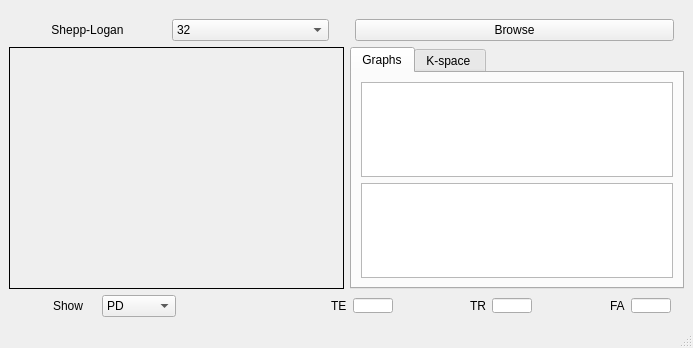
youssefgamal84/MRI-task-3, file MRI-/MRI.ui: the form before one commit.
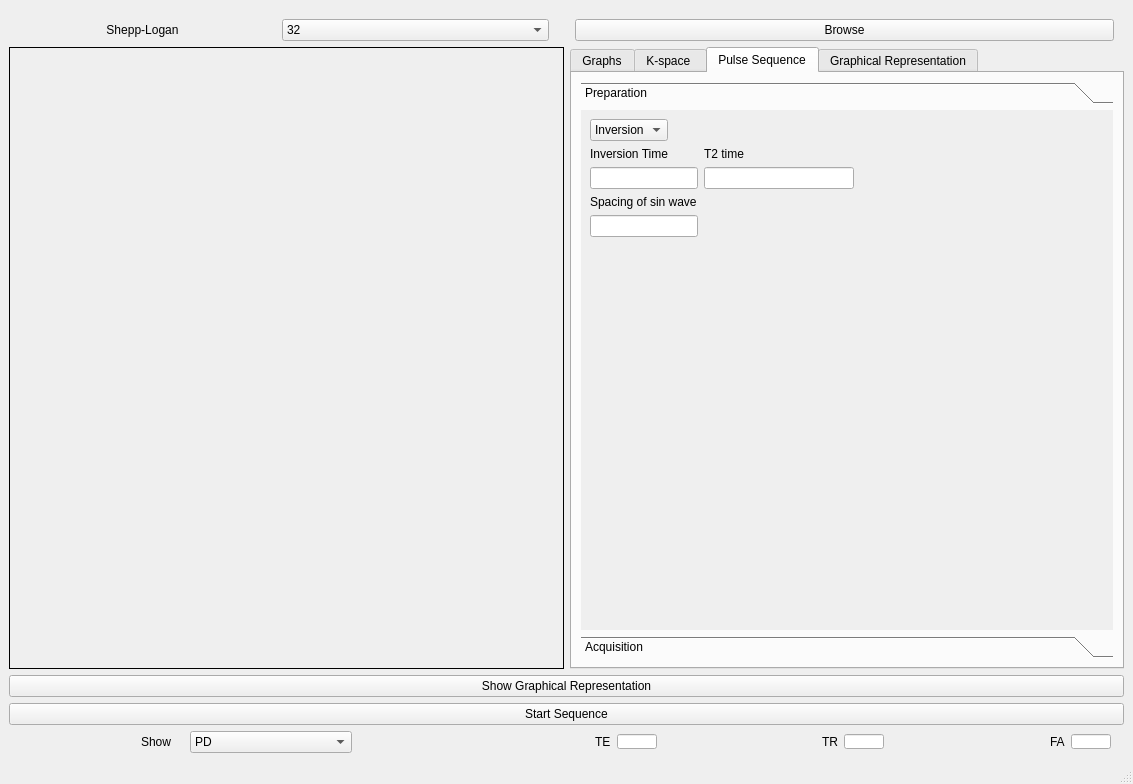
The form after the commit. The open tabs and pages were chosen to show the change. Custom widgets are drawn as their Qt base class.

Commit message: Added graphical rep and modified GUI

Diff of the .ui file:
```diff
--- a/MRI-/MRI.ui
+++ b/MRI-/MRI.ui
@@ -6,8 +6,8 @@
    <rect>
     <x>0</x>
     <y>0</y>
-    <width>693</width>
-    <height>348</height>
+    <width>1133</width>
+    <height>784</height>
    </rect>
   </property>
   <property name="windowTitle">
@@ -160,7 +160,7 @@
       <item>
        <widget class="QTabWidget" name="tabWidget">
         <property name="currentIndex">
-         <number>0</number>
+         <number>2</number>
         </property>
         <widget class="QWidget" name="tabGraph">
          <attribute name="title">
@@ -233,19 +233,180 @@
             </item>
            </layout>
           </item>
-          <item>
-           <widget class="QPushButton" name="startSeq">
-            <property name="text">
-             <string>Start Sequence</string>
+         </layout>
+        </widget>
+        <widget class="QWidget" name="tab_5">
+         <attribute name="title">
+          <string>Pulse Sequence</string>
+         </attribute>
+         <layout class="QGridLayout" name="gridLayout">
+          <item row="0" column="0">
+           <widget class="QToolBox" name="toolBox">
+            <property name="currentIndex">
+             <number>1</number>
             </property>
+            <widget class="QWidget" name="page">
+             <property name="geometry">
+              <rect>
+               <x>0</x>
+               <y>0</y>
+               <width>531</width>
+               <height>492</height>
+              </rect>
+             </property>
+             <attribute name="label">
+              <string>Preparation</string>
+             </attribute>
+             <layout class="QFormLayout" name="formLayout">
+              <item row="0" column="0">
+               <widget class="QComboBox" name="prepSelc">
+                <item>
+                 <property name="text">
+                  <string>Inversion</string>
+                 </property>
+                </item>
+                <item>
+                 <property name="text">
+                  <string>T2prep</string>
+                 </property>
+                </item>
+                <item>
+                 <property name="text">
+                  <string>Tagging</string>
+                 </property>
+                </item>
+               </widget>
+              </item>
+              <item row="2" column="0">
+               <widget class="QLabel" name="InvTimeText">
+                <property name="maximumSize">
+                 <size>
+                  <width>16777215</width>
+                  <height>20</height>
+                 </size>
+                </property>
+                <property name="text">
+                 <string>Inversion Time</string>
+                </property>
+               </widget>
+              </item>
+              <item row="3" column="0">
+               <widget class="QLineEdit" name="Invtime"/>
+              </item>
+              <item row="3" column="1">
+               <widget class="QLineEdit" name="T2prep">
+                <property name="maximumSize">
+                 <size>
+                  <width>150</width>
+                  <height>200</height>
+                 </size>
+                </property>
+               </widget>
+              </item>
+              <item row="5" column="0">
+               <widget class="QLineEdit" name="spacingSW"/>
+              </item>
+              <item row="5" column="1">
+               <widget class="QLabel" name="label_4">
+                <property name="text">
+                 <string/>
+                </property>
+               </widget>
+              </item>
+              <item row="2" column="1">
+               <widget class="QLabel" name="T2prepText">
+                <property name="maximumSize">
+                 <size>
+                  <width>16777215</width>
+                  <height>20</height>
+                 </size>
+                </property>
+                <property name="text">
+                 <string>T2 time</string>
+                </property>
+               </widget>
+              </item>
+              <item row="4" column="0">
+               <widget class="QLabel" name="spacingText">
+                <property name="maximumSize">
+                 <size>
+                  <width>16777215</width>
+                  <height>20</height>
+                 </size>
+                </property>
+                <property name="text">
+                 <string>Spacing of sin wave</string>
+                </property>
+               </widget>
+              </item>
+             </layout>
+            </widget>
+            <widget class="QWidget" name="page_2">
+             <property name="geometry">
+              <rect>
+               <x>0</x>
+               <y>0</y>
+               <width>531</width>
+               <height>461</height>
+              </rect>
+             </property>
+             <attribute name="label">
+              <string>Acquisition</string>
+             </attribute>
+             <layout class="QGridLayout" name="gridLayout_2">
+              <item row="1" column="0">
+               <widget class="QComboBox" name="acqBox">
+                <item>
+                 <property name="text">
+                  <string>GRE</string>
+                 </property>
+                </item>
+                <item>
+                 <property name="text">
+                  <string>SSFP</string>
+                 </property>
+                </item>
+                <item>
+                 <property name="text">
+                  <string>SE</string>
+                 </property>
+                </item>
+               </widget>
+              </item>
+             </layout>
+            </widget>
            </widget>
           </item>
          </layout>
         </widget>
+        <widget class="QWidget" name="tab">
+         <attribute name="title">
+          <string>Graphical Representation</string>
+         </attribute>
+         <layout class="QGridLayout" name="gridLayout_3">
+          <item row="0" column="0">
+           <widget class="PlotWidget" name="graphicsRep"/>
+          </item>
+         </layout>
+        </widget>
        </widget>
       </item>
      </layout>
     </item>
+    <item>
+     <widget class="QPushButton" name="showGraphics">
+      <property name="text">
+       <string>Show Graphical Representation</string>
+      </property>
+     </widget>
+    </item>
+    <item>
+     <widget class="QPushButton" name="startSeq">
+      <property name="text">
+       <string>Start Sequence</string>
+      </property>
+     </widget>
+    </item>
     <item>
      <layout class="QHBoxLayout" name="horizontalLayout_15" stretch="0,0,0,0,0,0,0,0,0,0,0,0,0">
       <property name="sizeConstraint">
```
Left out of the diff: 4 changed lines with no effect on the pictures. The commit also changes 15 other files.
